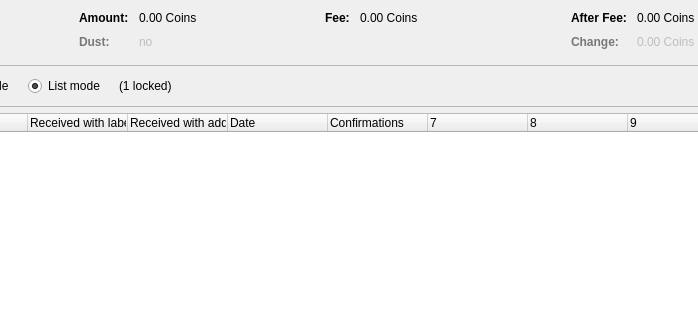
This is src/qt/forms/coincontroldialog.ui in VaporumCoin/VaporumOcean-0.7.2 as Qt 5 draws it before an edit; both pictures show x 184 to 882 and y 0 to 320 of the 1000 by 500 pixel window. The edited form follows.
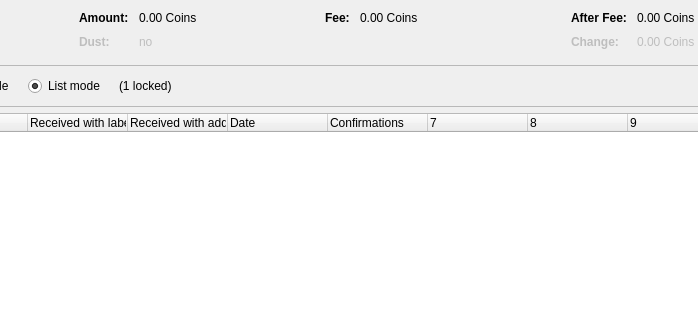
This is the edited form. Custom widgets are drawn as their Qt base class.

Commit message: Reset Color

What changed in the file:
```diff
--- a/src/qt/forms/coincontroldialog.ui
+++ b/src/qt/forms/coincontroldialog.ui
@@ -10,70 +10,6 @@
     <height>500</height>
    </rect>
   </property>
-  <property name="palette">
-   <palette>
-    <active>
-     <colorrole role="WindowText">
-      <brush brushstyle="SolidPattern">
-       <color alpha="255">
-        <red>0</red>
-        <green>85</green>
-        <blue>127</blue>
-       </color>
-      </brush>
-     </colorrole>
-     <colorrole role="ButtonText">
-      <brush brushstyle="SolidPattern">
-       <color alpha="255">
-        <red>0</red>
-        <green>85</green>
-        <blue>127</blue>
-       </color>
-      </brush>
-     </colorrole>
-    </active>
-    <inactive>
-     <colorrole role="WindowText">
-      <brush brushstyle="SolidPattern">
-       <color alpha="255">
-        <red>0</red>
-        <green>0</green>
-        <blue>0</blue>
-       </color>
-      </brush>
-     </colorrole>
-     <colorrole role="ButtonText">
-      <brush brushstyle="SolidPattern">
-       <color alpha="255">
-        <red>0</red>
-        <green>0</green>
-        <blue>0</blue>
-       </color>
-      </brush>
-     </colorrole>
-    </inactive>
-    <disabled>
-     <colorrole role="WindowText">
-      <brush brushstyle="SolidPattern">
-       <color alpha="255">
-        <red>120</red>
-        <green>120</green>
-        <blue>120</blue>
-       </color>
-      </brush>
-     </colorrole>
-     <colorrole role="ButtonText">
-      <brush brushstyle="SolidPattern">
-       <color alpha="255">
-        <red>120</red>
-        <green>120</green>
-        <blue>120</blue>
-       </color>
-      </brush>
-     </colorrole>
-    </disabled>
-   </palette>
-  </property>
   <property name="windowTitle">
    <string>Coin Selection</string>
   </property>
```
The commit also changes 18 other files.
